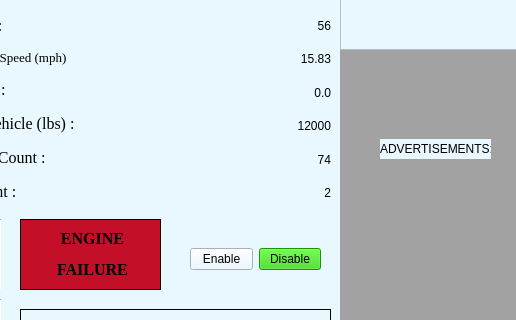
Qt form Train_Model/TrainModel_UI.ui (asmithie13/ECE-1140) before a commit; both pictures show x 670 to 1186 and y 101 to 421 of the 1186 by 720 pixel window.
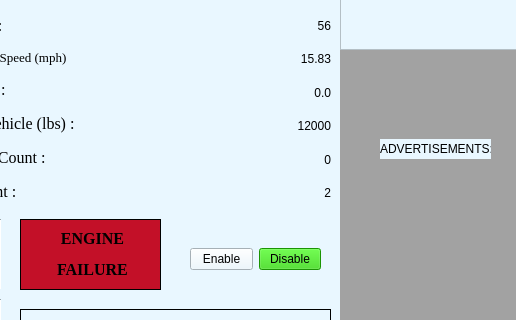
The same form after that commit. Icons and pictures are not drawn.

Patch:
```diff
--- a/Train_Model/TrainModel_UI.ui
+++ b/Train_Model/TrainModel_UI.ui
@@ -224,7 +224,7 @@
      <item>
       <widget class="QLabel" name="pcount_display">
        <property name="text">
-        <string>&lt;html&gt;&lt;head/&gt;&lt;body&gt;&lt;p align=&quot;right&quot;&gt;74&lt;/p&gt;&lt;/body&gt;&lt;/html&gt;</string>
+        <string>&lt;html&gt;&lt;head/&gt;&lt;body&gt;&lt;p align=&quot;right&quot;&gt;0&lt;/p&gt;&lt;/body&gt;&lt;/html&gt;</string>
        </property>
        <property name="alignment">
         <set>Qt::AlignRight|Qt::AlignTrailing|Qt::AlignVCenter</set>
```
